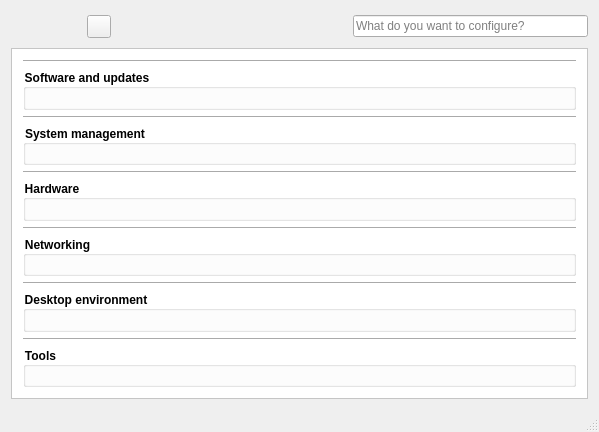
Before: the Qt Designer form src-qt4/pc-controlpanel/mainwnd.ui in trueos/pcbsd, drawn with Qt 5.
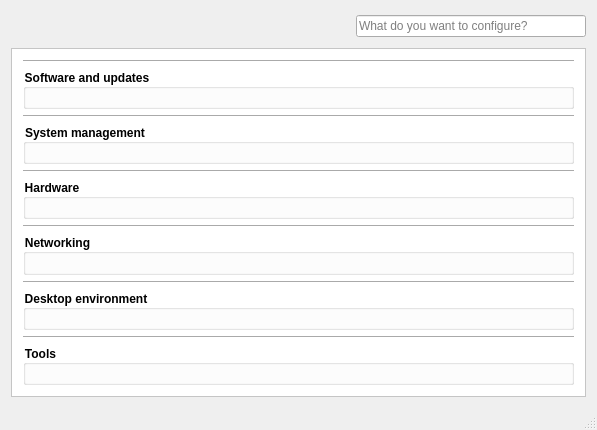
After: the same form once the commit is applied. Icons and pictures are not drawn.

Commit message: Control panel - separate button for launch DE related config application

```diff
--- a/src-qt4/pc-controlpanel/mainwnd.ui
+++ b/src-qt4/pc-controlpanel/mainwnd.ui
@@ -6,8 +6,8 @@
    <rect>
     <x>0</x>
     <y>0</y>
-    <width>599</width>
-    <height>432</height>
+    <width>597</width>
+    <height>430</height>
    </rect>
   </property>
   <property name="windowTitle">
@@ -75,6 +75,15 @@
         <property name="text">
          <string/>
         </property>
+        <property name="iconSize">
+         <size>
+          <width>24</width>
+          <height>24</height>
+         </size>
+        </property>
+        <property name="autoRaise">
+         <bool>true</bool>
+        </property>
        </widget>
       </item>
       <item>
@@ -115,8 +124,8 @@
         <rect>
          <x>0</x>
          <y>0</y>
-         <width>583</width>
-         <height>336</height>
+         <width>581</width>
+         <height>334</height>
         </rect>
        </property>
        <layout class="QVBoxLayout" name="verticalLayout_2">
```
Left out of the diff: 2 changed lines with no effect on the pictures. The commit also changes 6 other files.
